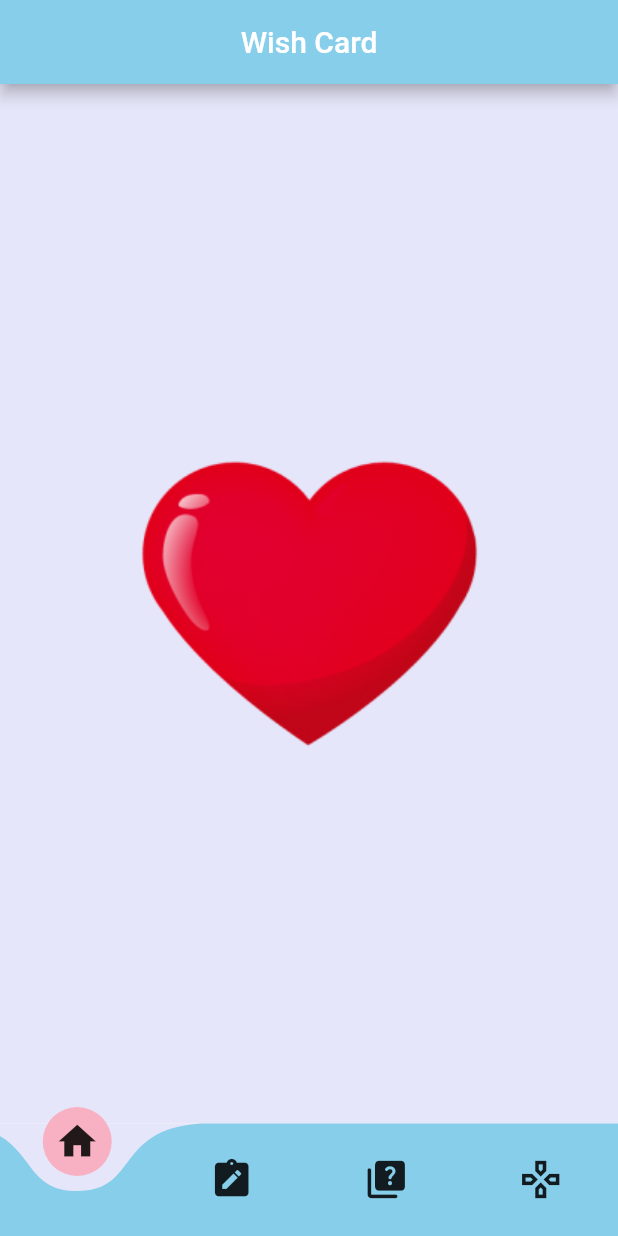
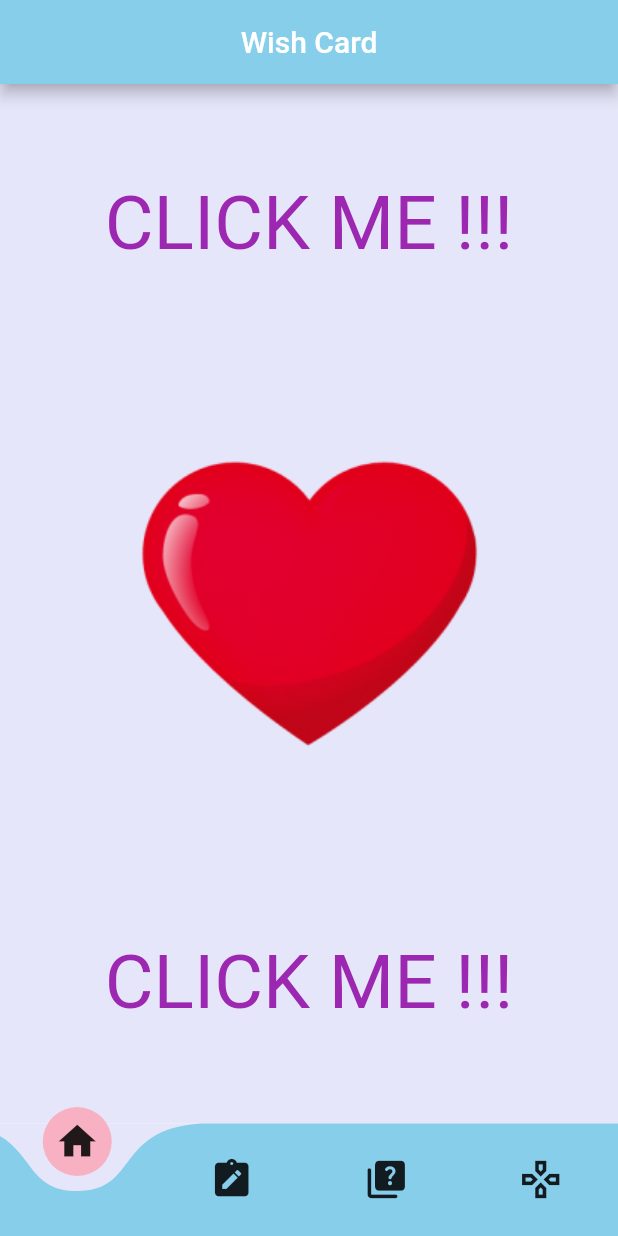
Before and after one commit to HazmiHazim/hash-heartstrings, a Flutter app: the screen it shows after launch, on a phone screen of 412 x 824 dp. Run offline on Flutter 3.47's test engine with Material 2 defaults, Android fonts, the phone set to English and light mode, and no system bars; drawn by our look-alikes of animated_text_kit, curved_navigation_bar; our stand-ins replace flutter_datetime_picker, hive, hive_flutter, liquid_progress_indicator, video_player; missing offline and left inert: flame_audio; accounts and stored records are empty; Roboto replaces fonts that are missing (Horizon).

Commit message:
Fix Wish Card

```diff
--- a/lib/View/GameInterface/Map/Battleground.dart
+++ b/lib/View/GameInterface/Map/Battleground.dart
@@ -36,7 +36,7 @@ class _BattlegroundState extends State<Battleground> with TickerProviderStateMix
 
     // Animation For Boy
     boyController = AnimationController(
-      duration: const Duration(seconds: 10),
+      duration: const Duration(seconds: 7),
       vsync: this,
     );
 
@@ -71,7 +71,7 @@ class _BattlegroundState extends State<Battleground> with TickerProviderStateMix
 
     // Set up the animation to stop at a specific position
     girlAnimation.addListener(() {
-      if (girlAnimation.value.dx > 0.95) {
+      if (girlAnimation.value.dx > 0.40) {
         girlController.stop();
         setState(() {
           girlStop = true;
@@ -114,8 +114,8 @@ class _BattlegroundState extends State<Battleground> with TickerProviderStateMix
                   position: girlAnimation,
                   child: Image.asset(
                     'assets/images/Girl.png',
-                    width: 50,
-                    height: 50,
+                    width: 100,
+                    height: 120,
                   ),
                 ),
               ),
--- a/lib/View/HomeInterface/HomeInterface.dart
+++ b/lib/View/HomeInterface/HomeInterface.dart
@@ -25,6 +25,18 @@ class _HomeInterfaceState extends State<HomeInterface> {
 
   @override
   Widget build(BuildContext context) {
+    const beautifulColor = [
+      Colors.purple,
+      Colors.blue,
+      Colors.yellow,
+      Colors.red,
+    ];
+
+    const colorizeTextStyle = TextStyle(
+      fontSize: 50.0,
+      fontFamily: 'Horizon',
+    );
+
     return Scaffold(
       backgroundColor: const Color(0xFFE6E6FA),
       appBar: AppBar(
@@ -131,9 +143,25 @@ class _HomeInterfaceState extends State<HomeInterface> {
                 openWishCard = true;
               });
             },
-            child: Container(
-              alignment: Alignment.center,
-              child: Image.asset('assets/images/love2.png'),
+            child: Column(
+              mainAxisAlignment: MainAxisAlignment.spaceEvenly,
+              children: [
+                AnimatedTextKit(
+                  animatedTexts: [
+                    ColorizeAnimatedText('CLICK ME !!!', textStyle: colorizeTextStyle, colors: beautifulColor)
+                  ],
+                ),
+                Container(
+                  alignment: Alignment.center,
+                  child: Image.asset('assets/images/love2.png'),
+                ),
+                AnimatedTextKit(
+                  animatedTexts: [
+                    ColorizeAnimatedText('CLICK ME !!!', textStyle: colorizeTextStyle, colors: beautifulColor)
+                  ],
+                  isRepeatingAnimation: true,
+                )
+              ],
             ),
           )
         ],
```
Also changed, not shown: assets/images/Girl.png.
